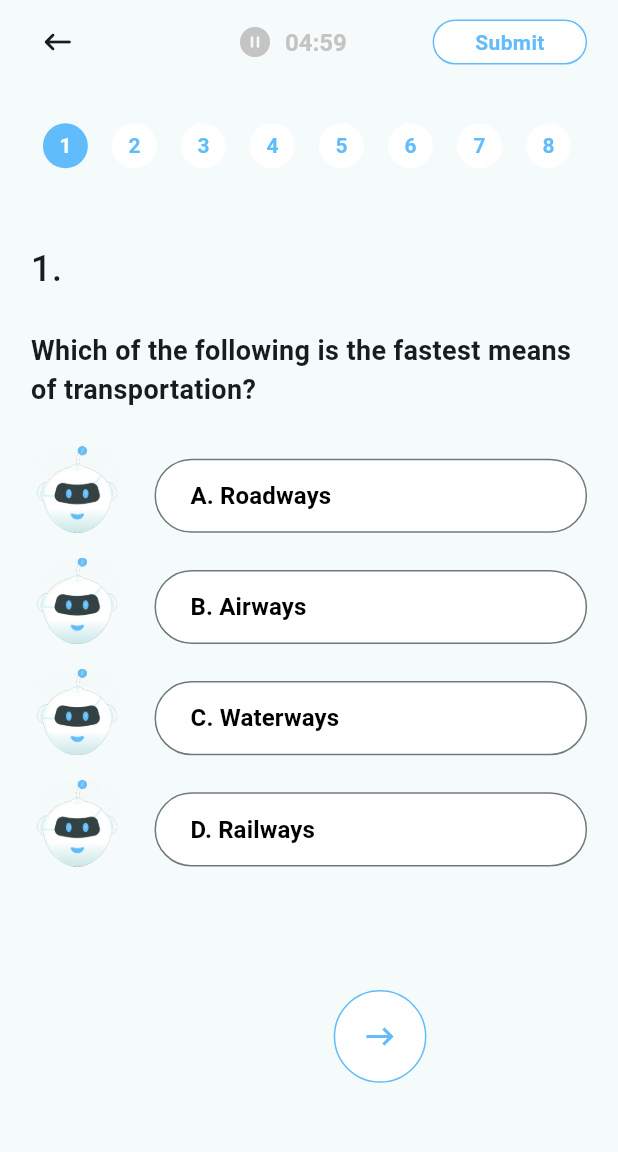
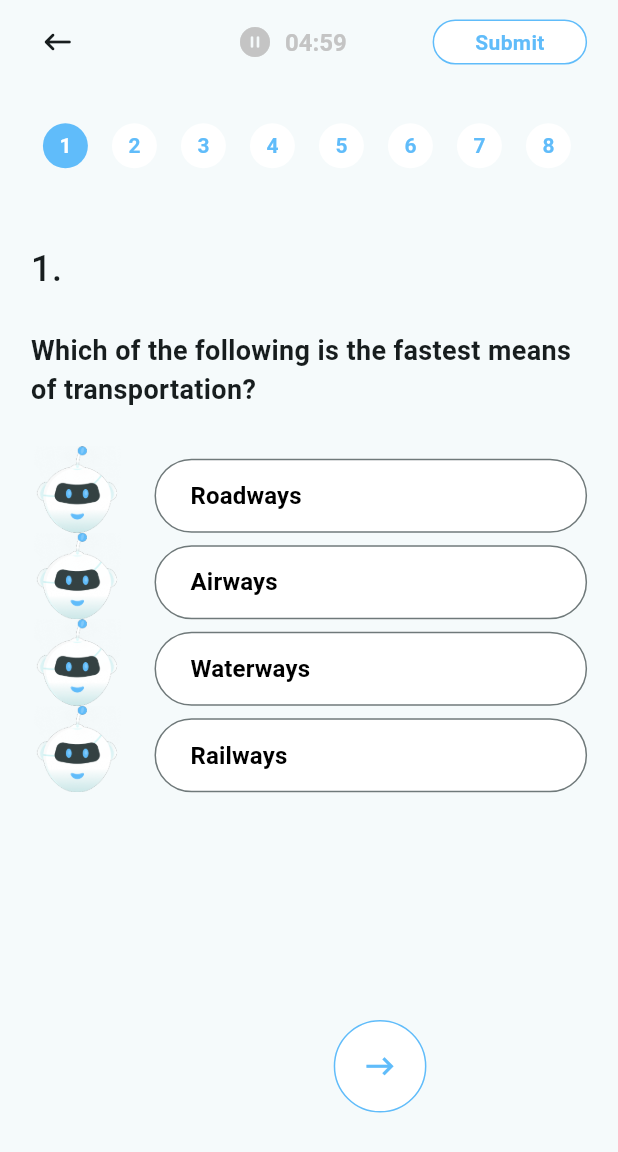
Before and after one commit to Adarshkumar167/quizpage, a Flutter app: the QuizPage screen opened directly, on a phone screen of 412 x 824 dp. Shown: the top 1152 px of the screen. Run offline on Flutter 3.47's test engine with Material 3 defaults, Android fonts, the light colour scheme and no system bars; our stand-ins replace confetti.

Commit message:
a long time

```diff
--- a/lib/data/questions.dart
+++ b/lib/data/questions.dart
@@ -28,12 +28,7 @@ final List<Question> questions = [
   Question(
     id: 2,
     question: 'Which is the tallest building on the Earth?',
-    options: [
-      'Burj Khalifa',
-      'Shanghai Tower',
-      'Merdeka',
-      'Lotte World Tower',
-    ],
+    options: ['Burj Khalifa', 'Shanghai Tower', 'World One', 'Empire State'],
     correctAnswer: 'Burj Khalifa',
   ),
   Question(
--- a/lib/pages/quizpage.dart
+++ b/lib/pages/quizpage.dart
@@ -16,6 +16,7 @@ class QuizPage extends StatefulWidget {
 class _QuizPageState extends State<QuizPage> {
   int selectedNumber = 1;
   List<int> selectedOptionIndexes = List<int>.filled(questions.length, -1);
+
   int score = 0;
   int left = 0;
   int wrong = 0;
@@ -270,57 +271,23 @@ class _QuizPageState extends State<QuizPage> {
                 ),
               ),
               SizedBox(height: MediaQuery.of(context).size.height * 0.03),
-              Column(
-                crossAxisAlignment: CrossAxisAlignment.start,
-                children: [
-                  CustomOutlinedButton(
-                    text: 'A. ${questions[selectedNumber - 1].options[0]}',
+              SizedBox(
+                height: 300,
+                child: ListView.builder(
+                  itemCount: questions[selectedNumber - 1].options.length,
+                  itemBuilder: (context, index) => CustomOutlinedButton(
+                    text: questions[selectedNumber - 1].options[index],
                     onPressed: (option) {
                       setState(() {
-                        selectedOptionIndexes[selectedNumber - 1] = 0;
+                        selectedOptionIndexes[selectedNumber - 1] = index;
                       });
                     },
-                    isCorrect: questions[selectedNumber - 1].options[0] ==
+                    isCorrect: questions[selectedNumber - 1].options[index] ==
                         questions[selectedNumber - 1].correctAnswer,
-                    isSelected: selectedOptionIndexes[selectedNumber - 1] == 0,
+                    isSelected:
+                        selectedOptionIndexes[selectedNumber - 1] == index,
                   ),
-                  SizedBox(height: MediaQuery.of(context).size.height * 0.02),
-                  CustomOutlinedButton(
-                    text: 'B. ${questions[selectedNumber - 1].options[1]}',
-                    onPressed: (option) {
-                      setState(() {
-                        selectedOptionIndexes[selectedNumber - 1] = 1;
-                      });
-                    },
-                    isCorrect: questions[selectedNumber - 1].options[1] ==
-                        questions[selectedNumber - 1].correctAnswer,
-                    isSelected: selectedOptionIndexes[selectedNumber - 1] == 1,
-                  ),
-                  SizedBox(height: MediaQuery.of(context).size.height * 0.02),
-                  CustomOutlinedButton(
-                    text: 'C. ${questions[selectedNumber - 1].options[2]}',
-                    onPressed: (option) {
-                      setState(() {
-                        selectedOptionIndexes[selectedNumber - 1] = 2;
-                      });
-                    },
-                    isCorrect: questions[selectedNumber - 1].options[2] ==
-                        questions[selectedNumber - 1].correctAnswer,
-                    isSelected: selectedOptionIndexes[selectedNumber - 1] == 2,
-                  ),
-                  SizedBox(height: MediaQuery.of(context).size.height * 0.02),
-                  CustomOutlinedButton(
-                    text: 'D. ${questions[selectedNumber - 1].options[3]}',
-                    onPressed: (option) {
-                      setState(() {
-                        selectedOptionIndexes[selectedNumber - 1] = 3;
-                      });
-                    },
-                    isCorrect: questions[selectedNumber - 1].options[3] ==
-                        questions[selectedNumber - 1].correctAnswer,
-                    isSelected: selectedOptionIndexes[selectedNumber - 1] == 3,
-                  ),
-                ],
+                ),
               ),
               SizedBox(height: MediaQuery.of(context).size.height * 0.1),
               Row(
--- a/lib/pages/submit_page.dart
+++ b/lib/pages/submit_page.dart
@@ -27,7 +27,6 @@ class SummaryPage extends StatefulWidget {
 class _SummaryPageState extends State<SummaryPage>
     with TickerProviderStateMixin {
   late ConfettiController _controller;
-
   @override
   void initState() {
     super.initState();
```
Also changed, not shown: pubspec.lock.
